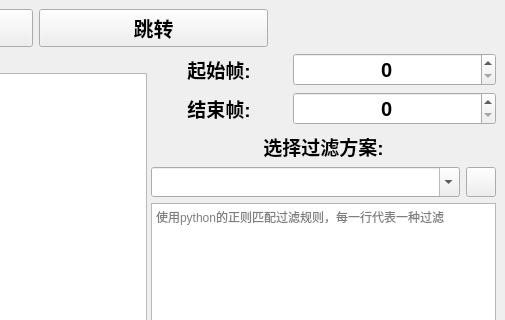
Before: the Qt Designer form ui/mainwidget.ui in lamborghini1993/FileCompare, drawn with Qt 5; both pictures show x 902 to 1407 and y 0 to 320 of the 1407 by 826 pixel window.
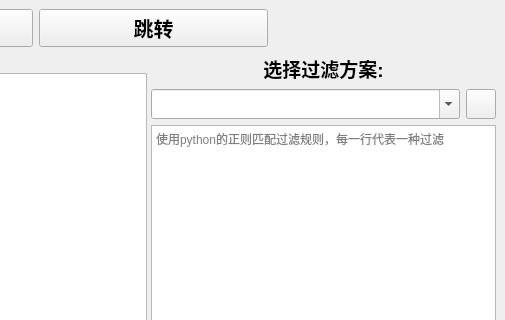
After: the same form once the commit is applied. Icons and pictures are not drawn. Custom widgets are drawn as their Qt base class.

What changed in the file:
```diff
--- a/ui/mainwidget.ui
+++ b/ui/mainwidget.ui
@@ -259,72 +259,6 @@
       </widget>
       <widget class="QWidget" name="widget_3" native="true">
        <layout class="QVBoxLayout" name="verticalLayout">
-        <item>
-         <layout class="QGridLayout" name="gridLayout" rowstretch="0,0" columnstretch="2,3">
-          <item row="0" column="0">
-           <widget class="QLabel" name="label">
-            <property name="font">
-             <font>
-              <pointsize>14</pointsize>
-              <weight>75</weight>
-              <bold>true</bold>
-             </font>
-            </property>
-            <property name="text">
-             <string>起始帧:</string>
-            </property>
-            <property name="alignment">
-             <set>Qt::AlignCenter</set>
-            </property>
-           </widget>
-          </item>
-          <item row="1" column="0">
-           <widget class="QLabel" name="label_2">
-            <property name="font">
-             <font>
-              <pointsize>14</pointsize>
-              <weight>75</weight>
-              <bold>true</bold>
-             </font>
-            </property>
-            <property name="text">
-             <string>结束帧:</string>
-            </property>
-            <property name="alignment">
-             <set>Qt::AlignCenter</set>
-            </property>
-           </widget>
-          </item>
-          <item row="0" column="1">
-           <widget class="QSpinBox" name="spinBox_start">
-            <property name="font">
-             <font>
-              <pointsize>15</pointsize>
-              <weight>75</weight>
-              <bold>true</bold>
-             </font>
-            </property>
-            <property name="alignment">
-             <set>Qt::AlignCenter</set>
-            </property>
-           </widget>
-          </item>
-          <item row="1" column="1">
-           <widget class="QSpinBox" name="spinBox_end">
-            <property name="font">
-             <font>
-              <pointsize>15</pointsize>
-              <weight>75</weight>
-              <bold>true</bold>
-             </font>
-            </property>
-            <property name="alignment">
-             <set>Qt::AlignCenter</set>
-            </property>
-           </widget>
-          </item>
-         </layout>
-        </item>
         <item>
          <layout class="QHBoxLayout" name="horizontalLayout_2" stretch="2">
           <item>
```
